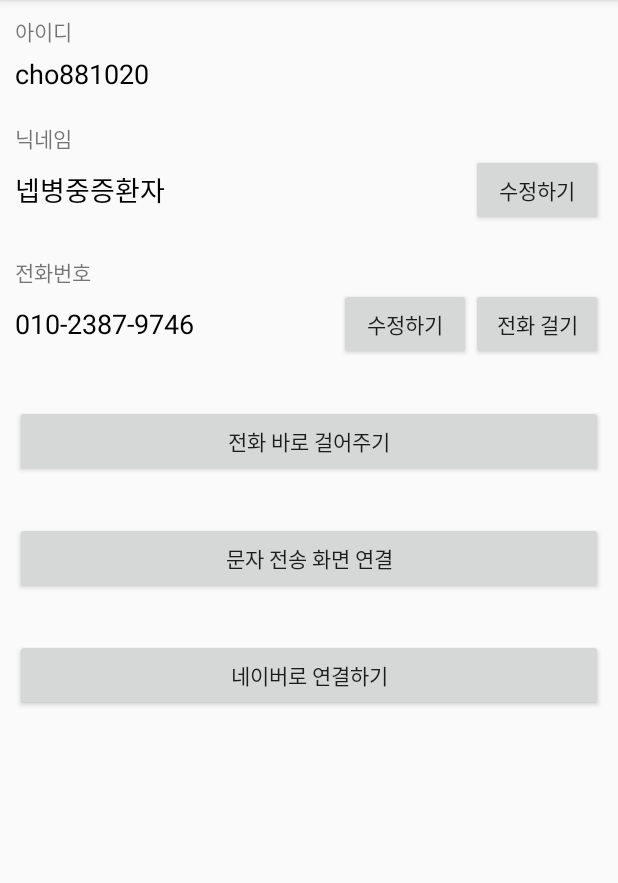
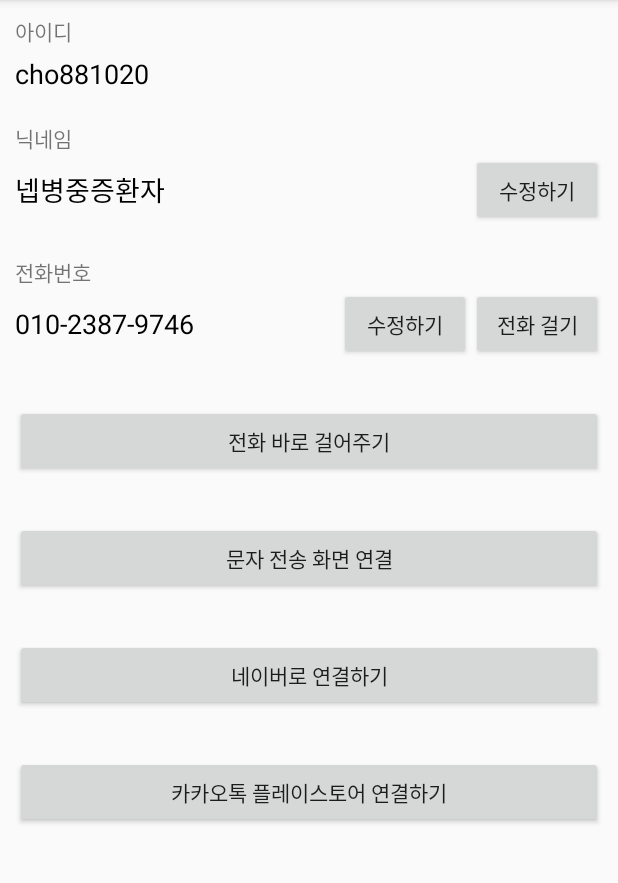
Before and after one commit to cho881020/AndroidBasic03_20200521, an Android app: the screen it shows after launch (MainActivity), on a phone screen of 412 x 824 dp, the part 84-967 px from its top. Run offline under Robolectric (Android 15) with nearby library versions, the phone set to English and light mode, and no system bars; our stand-ins replace data binding.

Commit message:
플레이스토어 링크 연결

```diff
--- a/app/src/main/java/kr/co/tjoeun/androidbasic03_20200521/MainActivity.java
+++ b/app/src/main/java/kr/co/tjoeun/androidbasic03_20200521/MainActivity.java
@@ -29,6 +29,18 @@ public class MainActivity extends BaseActivity {
 
     @Override
     public void setupEvents() {
+
+        binding.storeLinkBtn.setOnClickListener(new View.OnClickListener() {
+            @Override
+            public void onClick(View v) {
+
+//                플레이스토어에서 원하는 앱의 링크 주소를 details 부터 복붙.
+//                 => 웹상에서 찾아보면 검색 가능함.
+                Uri myUri = Uri.parse("market://details?id=com.kakao.talk");
+                Intent myIntent = new Intent(Intent.ACTION_VIEW, myUri);
+                startActivity(myIntent);
+            }
+        });
 
         binding.webLinkBtn.setOnClickListener(new View.OnClickListener() {
             @Override
--- a/app/src/main/res/layout/activity_main.xml
+++ b/app/src/main/res/layout/activity_main.xml
@@ -125,5 +125,13 @@
             android:text="네이버로 연결하기"/>
 
 
+        <Button
+            android:id="@+id/storeLinkBtn"
+            android:layout_width="match_parent"
+            android:layout_height="wrap_content"
+            android:layout_marginTop="30dp"
+            android:text="카카오톡 플레이스토어 연결하기"/>
+
+
     </LinearLayout>
 </layout>
```
